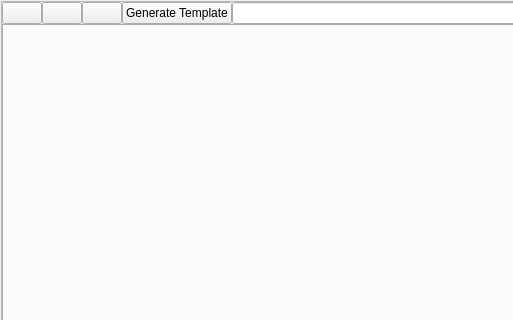
First picture: the form in crawley/web_browser/GUI/base.ui, repository jmg/crawley, before the edit; both pictures show x 0 to 513 and y 0 to 320 of the 773 by 553 pixel window.
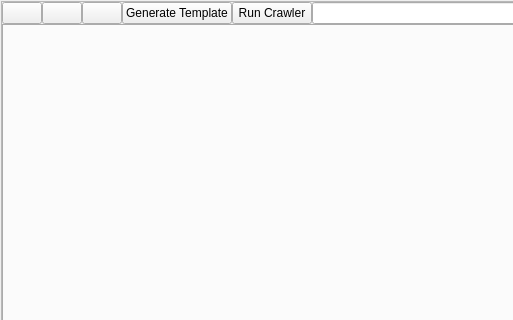
Second picture: the form after the edit.

Commit message: browser now can run the crawler

The edit to the form file:
```diff
--- a/crawley/web_browser/GUI/base.ui
+++ b/crawley/web_browser/GUI/base.ui
@@ -80,6 +80,13 @@
            </property>
           </widget>
          </item>
+         <item>
+          <widget class="QPushButton" name="bt_run">
+           <property name="text">
+            <string>Run Crawler</string>
+           </property>
+          </widget>
+         </item>
          <item>
           <widget class="QLineEdit" name="tb_url">
            <property name="sizePolicy">
```
The commit also changes 7 other files.
